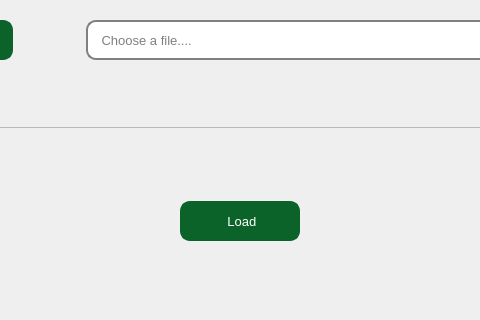
The window that _config.ui (i0nsec/iFirmware-Toolkit) describes before a commit, drawn with Qt 5; both pictures show x 195 to 675 and y 266 to 586 of the 871 by 586 pixel window.
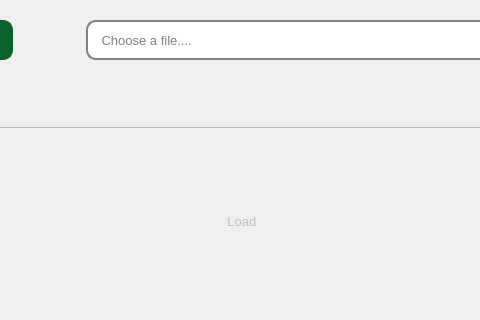
The same window after the commit. Icons and pictures are not drawn.

Patch:
```diff
--- a/_config.ui
+++ b/_config.ui
@@ -213,6 +213,12 @@
         color: #fff;
  		border: 2px solid #0C632A;
     	border-radius: 10px;
+}
+
+QPushButton:disabled {
+        border: none;
+ 		border: 2px solid #0C632A;
+    	border-radius: 10px;
     }
 
  QPushButton:hover {
@@ -222,7 +228,13 @@
 QToolTip { 
 	color: #fff; background-color: #000; border: none; 
 
-}</string>
+}
+
+
+       border: none;
+ 		border: 2px solid #0C632A;
+    	border-radius: 10px;
+ </string>
      </property>
      <property name="text">
       <string> Load</string>
@@ -234,6 +246,12 @@
      <property name="autoDefault">
       <bool>false</bool>
      </property>
+     <property name="default">
+      <bool>true</bool>
+     </property>
+     <property name="flat">
+      <bool>true</bool>
+     </property>
     </widget>
    </item>
   </layout>
```
Left out of the diff: 2 changed lines with no effect on the pictures.
